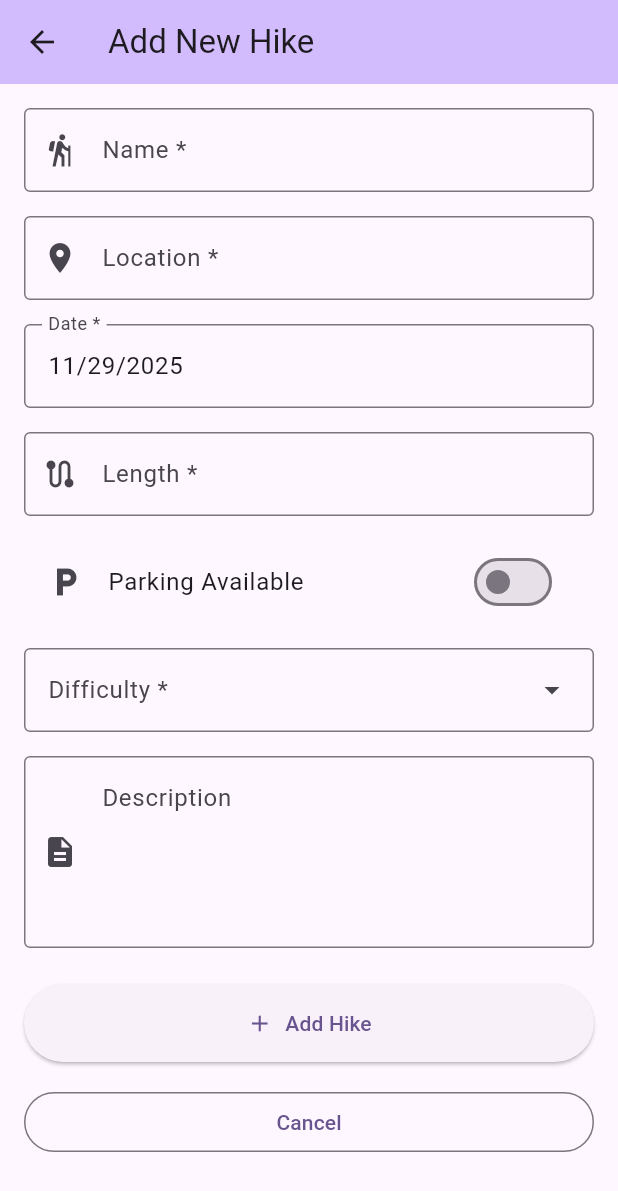
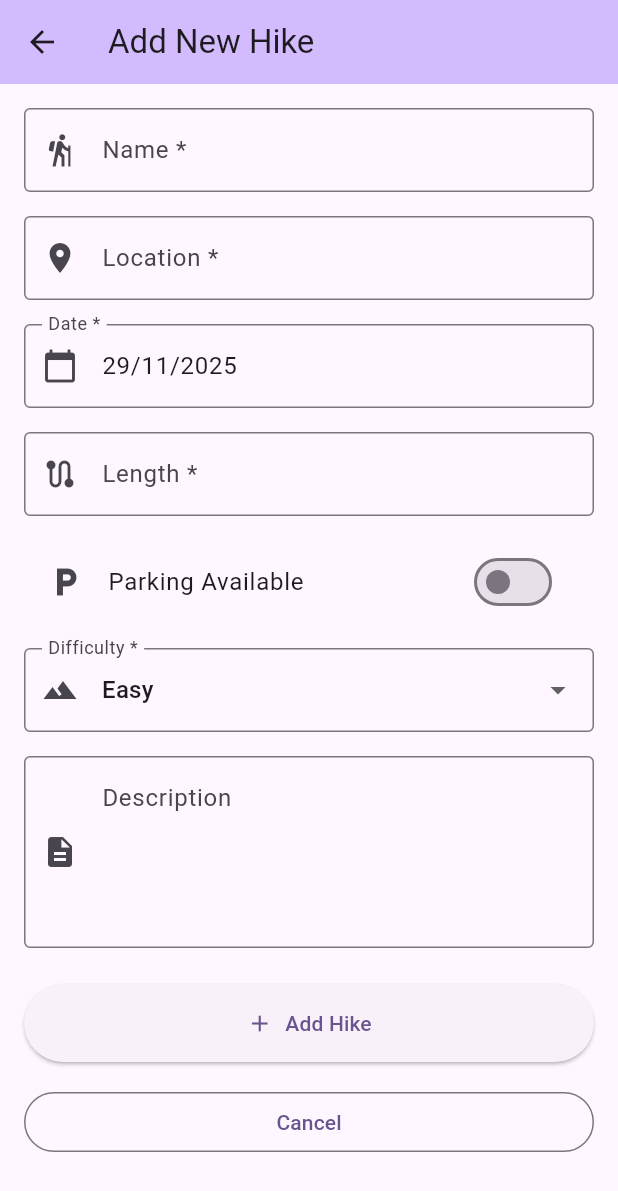
Before and after one commit to tadabngn0132/mhike_cross, a Flutter app: the screen it shows after launch, after a tap on the "add" icon, on a phone screen of 412 x 824 dp. Shown: the top 1191 px of the screen. Run offline on Flutter 3.47's test engine with Material 3 defaults, Android fonts, the light colour scheme and no system bars; our stand-ins replace sqflite; accounts and stored records are empty.

Commit message:
Refactor hike screen to use local state for date, parking availability, and difficulty; update database schema accordingly

```diff
--- a/lib/services/database_service.dart
+++ b/lib/services/database_service.dart
@@ -32,8 +32,12 @@ class DatabaseService {
     await database.execute('''
       CREATE TABLE hikes(
       id INTEGER PRIMARY KEY AUTOINCREMENT,
-      title TEXT NOT NULL,
-      author TEXT NOT NULL,
+      name TEXT NOT NULL,
+      location TEXT NOT NULL,
+      date TEXT NOT NULL,
+      length REAL NOT NULL,
+      parkingAvailable INTEGER NOT NULL,
+      difficulty TEXT NOT NULL,
       description TEXT
       )
     ''');
@@ -58,7 +62,7 @@ class DatabaseService {
   /// Get all hikes
   Future<List<Hike>> getAllHikes() async {
     final db = await database;
-    final hikeMaps = await db.query('hikes', orderBy: 'title ASC');
+    final hikeMaps = await db.query('hikes', orderBy: 'name ASC');
     return hikeMaps.map((map) => Hike.fromMap(map)).toList();
   }
   /// Update a hike
--- a/lib/views/add_edit_hike_screen.dart
+++ b/lib/views/add_edit_hike_screen.dart
@@ -13,11 +13,11 @@ class _AddEditHikeScreenState extends State<AddEditHikeScreen> {
   final _formKey = GlobalKey<FormState>();
   final _nameController = TextEditingController();
   final _locationController = TextEditingController();
-  final _dateController = TextEditingController();
   final _lengthController = TextEditingController();
-  final _parkingAvailableController = TextEditingController();
-  final _difficultyController = TextEditingController();
   final _descriptionController = TextEditingController();
+  DateTime _selectedDate = DateTime.now();
+  bool _parkingAvailable = false;
+  String _difficulty = 'Easy';
   bool _isSaving = false;
   @override
   void initState() {
@@ -25,10 +25,10 @@ class _AddEditHikeScreenState extends State<AddEditHikeScreen> {
     if (widget.hike != null) {
       _nameController.text = widget.hike!.name;
       _locationController.text = widget.hike!.location;
-      _dateController.text = widget.hike!.date.toString();
+      _selectedDate = widget.hike!.date;
       _lengthController.text = widget.hike!.length.toString();
-      _parkingAvailableController.text = widget.hike!.parkingAvailable ? 'Yes' : 'No';
-      _difficultyController.text = widget.hike!.difficulty;
+      _parkingAvailable = widget.hike!.parkingAvailable;
+      _difficulty = widget.hike!.difficulty;
       _descriptionController.text = widget.hike!.description;
     }
   }
@@ -36,12 +36,22 @@ class _AddEditHikeScreenState extends State<AddEditHikeScreen> {
   void dispose() {
     _nameController.dispose();
     _locationController.dispose();
-    _dateController.dispose();
     _lengthController.dispose();
-    _parkingAvailableController.dispose();
-    _difficultyController.dispose();
     _descriptionController.dispose();
     super.dispose();
+  }
+  Future<void> _selectDate() async {
+    final DateTime? picked = await showDatePicker(
+      context: context,
+      initialDate: _selectedDate,
+      firstDate: DateTime(2000),
+      lastDate: DateTime(2100),
+    );
+    if (picked != null && picked != _selectedDate) {
+      setState(() {
+        _selectedDate = picked;
+      });
+    }
   }
   Future<void> _saveHike() async {
     if (!_formKey.currentState!.validate()) {
@@ -57,10 +67,10 @@ class _AddEditHikeScreenState extends State<AddEditHikeScreen> {
         id: widget.hike?.id,
         name: _nameController.text.trim(),
         location: _locationController.text.trim(),
-        date: DateTime.parse(_dateController.text.trim()),
+        date: _selectedDate,
         length: double.parse(_lengthController.text.trim()),
-        parkingAvailable: _parkingAvailableController.text.trim().toLowerCase() == 'yes',
-        difficulty: _difficultyController.text.trim(),
+        parkingAvailable: _parkingAvailable,
+        difficulty: _difficulty,
         description: _descriptionController.text.trim(),
       );
       if (widget.hike == null) {
@@ -186,15 +196,19 @@ class _AddEditHikeScreenState extends State<AddEditHikeScreen> {
     );
   }
   Widget _buildDateField() {
-    return InputDatePickerFormField(
-      firstDate: DateTime(2000),
-      lastDate: DateTime(2100),
-      fieldLabelText: 'Date *',
-      initialDate: widget.hike?.date ?? DateTime.now(),
-      onDateSaved: (date) {
-        _dateController.text = date.toIso8601String();
-      },
-      onDateSubmitted: (_) => FocusScope.of(context).nextFocus(),
+    return InkWell(
+      onTap: _selectDate,
+      child: InputDecorator(
+        decoration: const InputDecoration(
+          labelText: 'Date *',
+          border: OutlineInputBorder(),
+          prefixIcon: Icon(Icons.calendar_today),
+        ),
+        child: Text(
+          '${_selectedDate.day}/${_selectedDate.month}/${_selectedDate.year}',
+          style: Theme.of(context).textTheme.bodyLarge,
+        ),
+      ),
     );
   }
   Widget _buildLengthField() {
@@ -221,30 +235,33 @@ class _AddEditHikeScreenState extends State<AddEditHikeScreen> {
   Widget _buildParkingAvailableField() {
     return SwitchListTile(
       title: const Text('Parking Available'),
-      value: _parkingAvailableController.text.trim().toLowerCase() == 'yes',
+      value: _parkingAvailable,
       onChanged: (value) {
         setState(() {
-          _parkingAvailableController.text = value ? 'Yes' : 'No';
+          _parkingAvailable = value;
         });
       },
       secondary: const Icon(Icons.local_parking),
     );
   }
   Widget _buildDifficultyField() {
-    return DropdownMenuFormField(
-      controller: _difficultyController,
-      width: double.infinity,
-      initialSelection: _difficultyController.text.trim() ?? 'Easy',
-      label: const Text('Difficulty *'),
-      leadingIcon: const Icon(Icons.landscape),
-      dropdownMenuEntries: [
-        const DropdownMenuEntry(value: 'Easy', label: 'Easy'),
-        const DropdownMenuEntry(value: 'Moderate', label: 'Moderate'),
-        const DropdownMenuEntry(value: 'Hard', label: 'Hard'),
+    return DropdownButtonFormField<String>(
+      value: _difficulty,
+      decoration: const InputDecoration(
+        labelText: 'Difficulty *',
+        border: OutlineInputBorder(),
+        prefixIcon: Icon(Icons.landscape),
+      ),
+      items: const [
+        DropdownMenuItem(value: 'Easy', child: Text('Easy')),
+        DropdownMenuItem(value: 'Moderate', child: Text('Moderate')),
+        DropdownMenuItem(value: 'Hard', child: Text('Hard')),
       ],
-      onSelected: (String? value) {
+      onChanged: (String? value) {
         if (value != null) {
-          _difficultyController.text = value;
+          setState(() {
+            _difficulty = value;
+          });
         }
       },
     );
--- a/pubspec.yaml
+++ b/pubspec.yaml
@@ -38,6 +38,9 @@ dependencies:
   sqflite: ^2.4.2
   path_provider: ^2.1.5
   path: ^1.8.3
+
+  # Date formatting
+  intl: ^0.19.0
 
   # The following adds the Cupertino Icons font to your application.
   # Use with the CupertinoIcons class for iOS style icons.
```
Also changed, not shown: pubspec.lock.
